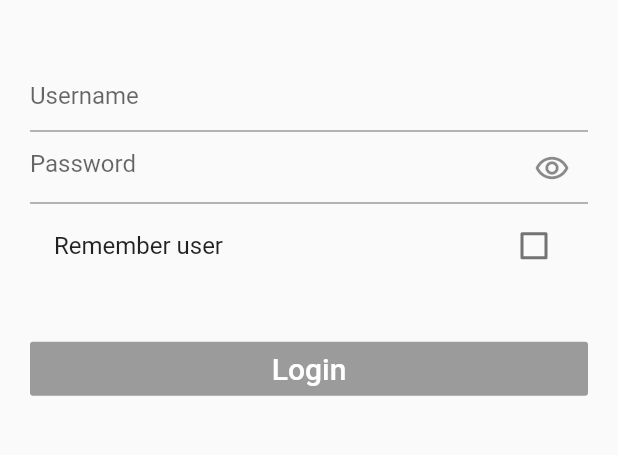
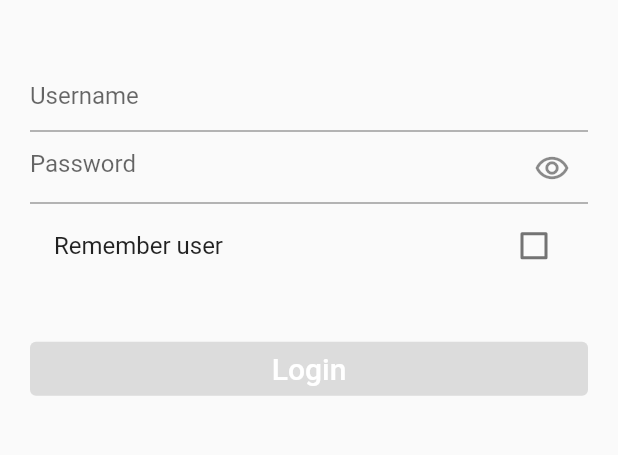
Before and after one commit to Liliana99/arquetipo_spoty_clone, a Flutter app: the LoginContent screen opened directly, on a phone screen of 412 x 824 dp, the part 341-796 px from its top. Run offline on Flutter 3.47's test engine with Material 2 defaults, Android fonts, the phone set to English and light mode, and no system bars; our stand-ins replace equatable, flutter_bloc, formz, shared_preferences; accounts and stored records are empty.

Commit message:
fix(project). remove deprecated items

```diff
--- a/lib/app/login/pages/login_page.dart
+++ b/lib/app/login/pages/login_page.dart
@@ -151,9 +151,11 @@ class _LoginButton extends StatelessWidget {
           padding: const EdgeInsets.only(top: 30),
           child: SizedBox(
             width: double.infinity,
-            child: RaisedButton(
+            child: ElevatedButton(
               key: const Key('loginForm_submit_button'),
-              color: Theme.of(context).primaryColor,
+              style: ElevatedButton.styleFrom(
+                primary: Theme.of(context).primaryColor
+              ),
               onPressed: state.isValid()
                   ? () {
                       context.read<LoginCubit>().loginSubmitted();
```
